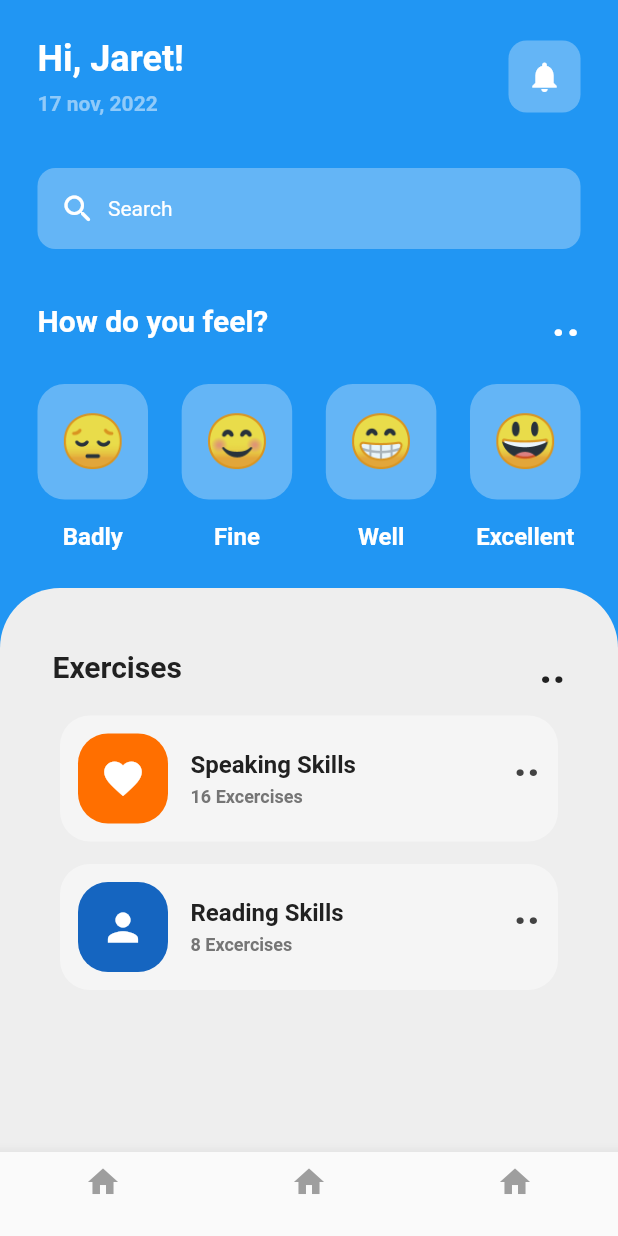
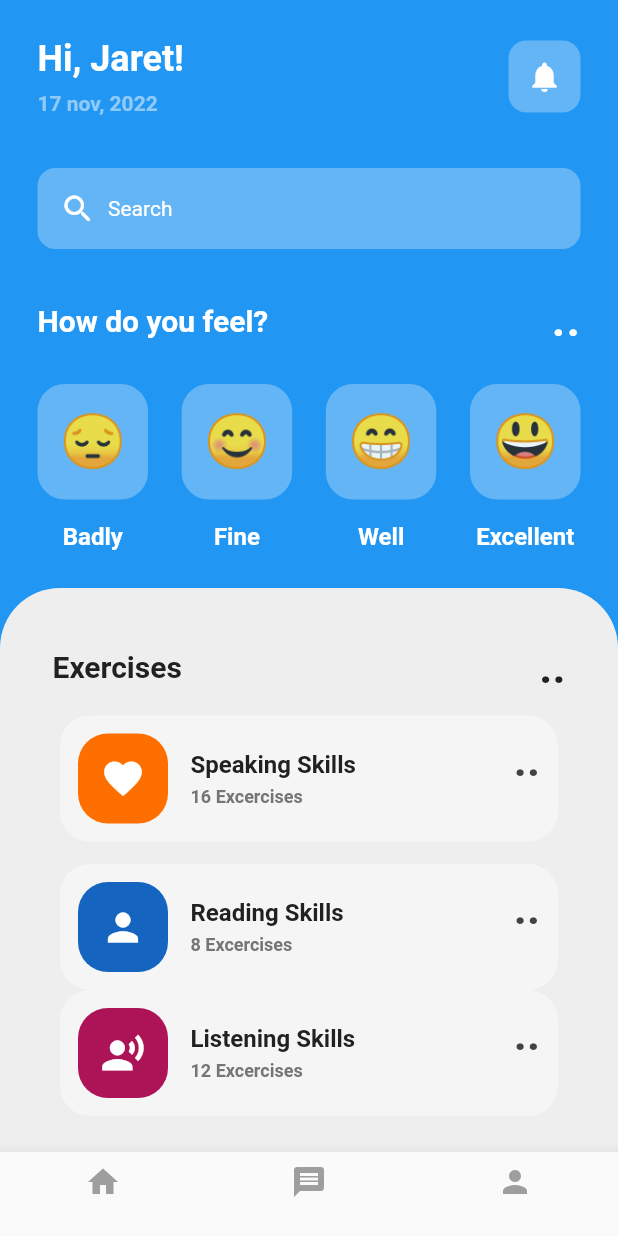
Before and after one commit to LunarioTK/MentalHealthApp, a Flutter app: the screen it shows after launch, on a phone screen of 412 x 824 dp. Run offline on Flutter 3.47's test engine with Material 2 defaults, Android fonts, the phone set to English and light mode, and no system bars.

Commit message:
bottonnavigationbar adicionado e projeto visaul finalizado

```diff
--- a/lib/pages/home.dart
+++ b/lib/pages/home.dart
@@ -24,14 +24,14 @@ class _HomePageState extends State<HomePage> {
         ),
         BottomNavigationBarItem(
           icon: Icon(
-            Icons.home,
+            Icons.message,
             color: Colors.grey,
           ),
           label: '',
         ),
         BottomNavigationBarItem(
           icon: Icon(
-            Icons.home,
+            Icons.person,
             color: Colors.grey,
           ),
           label: '',
@@ -246,7 +246,9 @@ class _HomePageState extends State<HomePage> {
                           ],
                         ),
                       ),
-
+                      Expanded(
+                        child: ListView(
+                          children: [
                             const SizedBox(height: 15),
 
                             //Speaking Skills
@@ -264,6 +266,16 @@ class _HomePageState extends State<HomePage> {
                                 iconColor: Colors.blue.shade800,
                                 boxTitle: 'Reading Skills',
                                 execercisoNum: 8),
+
+                            //Listening Skills
+                            SkillBox(
+                                icon: Icons.record_voice_over,
+                                iconColor: Colors.pink.shade800,
+                                boxTitle: 'Listening Skills',
+                                execercisoNum: 12),
+                          ],
+                        ),
+                      )
                     ],
                   ),
                 ),
```
Lines whose indentation alone changed are shown as unchanged.
